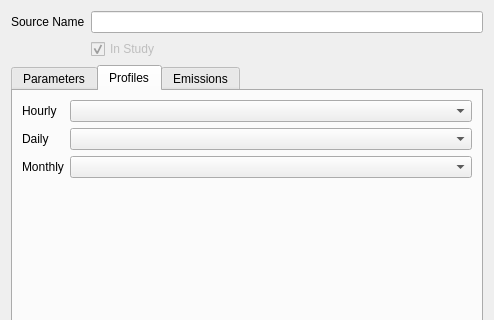
This is open_alaqs/ui/ui_point_sources.ui in eurocontrol-asu/open_alaqs as Qt 5 draws it before an edit; both pictures show x 0 to 494 and y 0 to 320 of the 494 by 460 pixel window. The edited form follows.
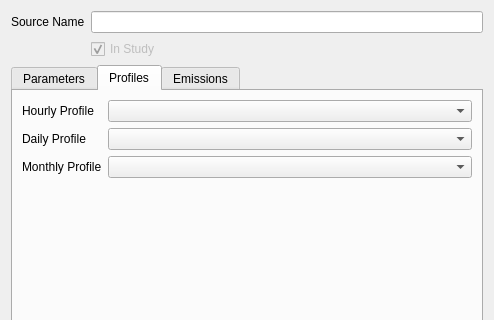
This is the edited form. The open tabs and pages were chosen to show the change.

```diff
--- a/open_alaqs/ui/ui_point_sources.ui
+++ b/open_alaqs/ui/ui_point_sources.ui
@@ -164,7 +164,7 @@
        <item row="0" column="0">
         <widget class="QLabel" name="label_9">
          <property name="text">
-          <string>Hourly</string>
+          <string>Hourly Profile</string>
          </property>
         </widget>
        </item>
@@ -174,7 +174,7 @@
        <item row="1" column="0">
         <widget class="QLabel" name="label_10">
          <property name="text">
-          <string>Daily</string>
+          <string>Daily Profile</string>
          </property>
         </widget>
        </item>
@@ -184,7 +184,7 @@
        <item row="2" column="0">
         <widget class="QLabel" name="label_11">
          <property name="text">
-          <string>Monthly</string>
+          <string>Monthly Profile</string>
          </property>
         </widget>
        </item>
```
Left out of the diff: 10 changed lines with no effect on the pictures.
